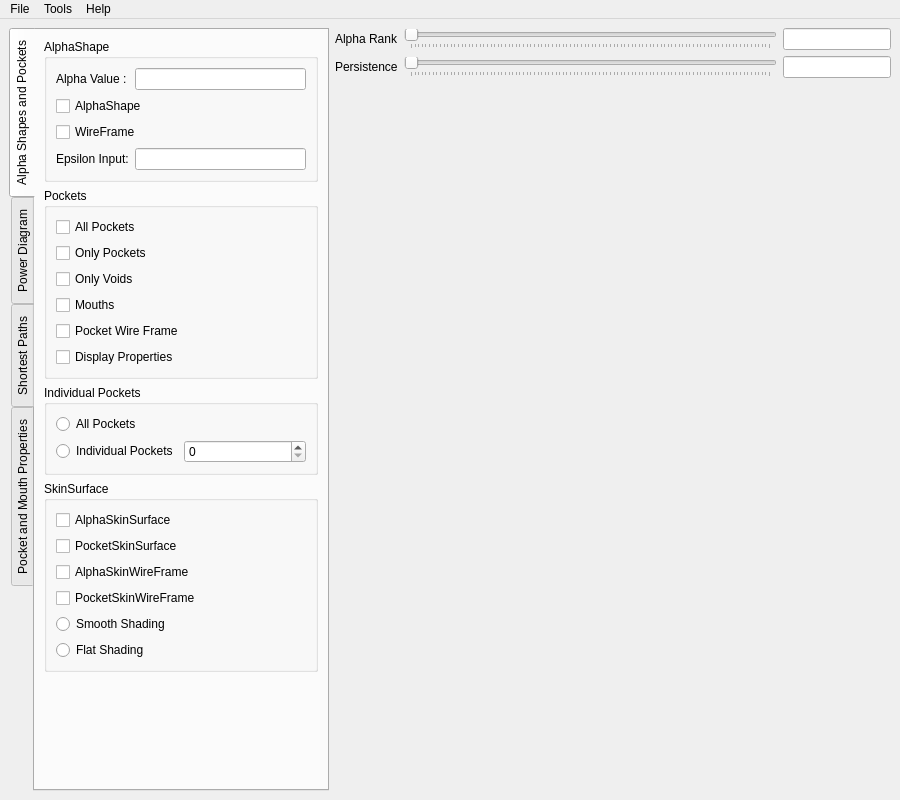
First picture: the form in mainwindowNew.ui, repository kamakshidasan/molecular-paths, before the edit.
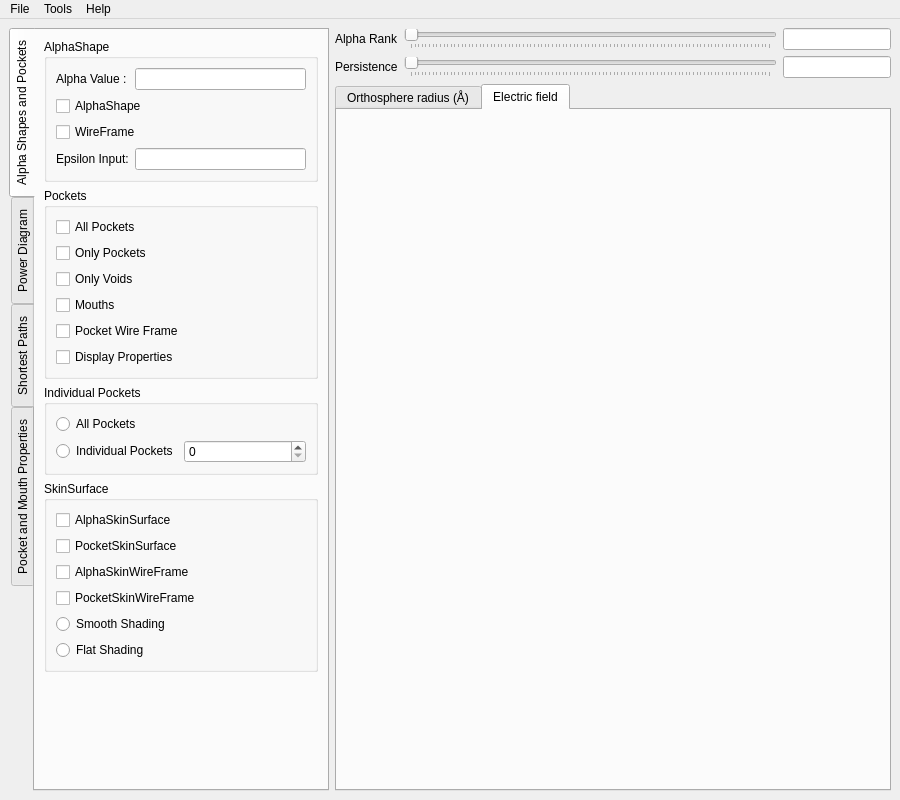
Second picture: the form after the edit. The open tabs and pages were chosen to show the change. Custom widgets are drawn as their Qt base class.

Commit message: Added Electrostatic field along path as graph

```diff
--- a/mainwindowNew.ui
+++ b/mainwindowNew.ui
@@ -766,19 +766,32 @@
         <property name="orientation">
          <enum>Qt::Vertical</enum>
         </property>
-        <widget class="QCustomPlot" name="graphWidget" native="true">
-         <property name="sizePolicy">
-          <sizepolicy hsizetype="Preferred" vsizetype="Preferred">
-           <horstretch>0</horstretch>
-           <verstretch>0</verstretch>
-          </sizepolicy>
+        <widget class="QTabWidget" name="graphTab">
+         <property name="currentIndex">
+          <number>0</number>
          </property>
+         <widget class="QCustomPlot" name="radiusGraph">
          <property name="minimumSize">
           <size>
            <width>200</width>
            <height>200</height>
           </size>
          </property>
+          <attribute name="title">
+           <string>Orthosphere radius (Å)</string>
+          </attribute>
+         </widget>
+         <widget class="QCustomPlot" name="elecFieldGraph">
+          <property name="minimumSize">
+           <size>
+            <width>200</width>
+            <height>220</height>
+           </size>
+          </property>
+          <attribute name="title">
+           <string>Electric field</string>
+          </attribute>
+         </widget>
         </widget>
        </widget>
       </item>
```
Left out of the diff: 2 changed lines with no effect on the pictures. Lines whose indentation alone changed are shown as unchanged. The commit also changes 7 other files.
